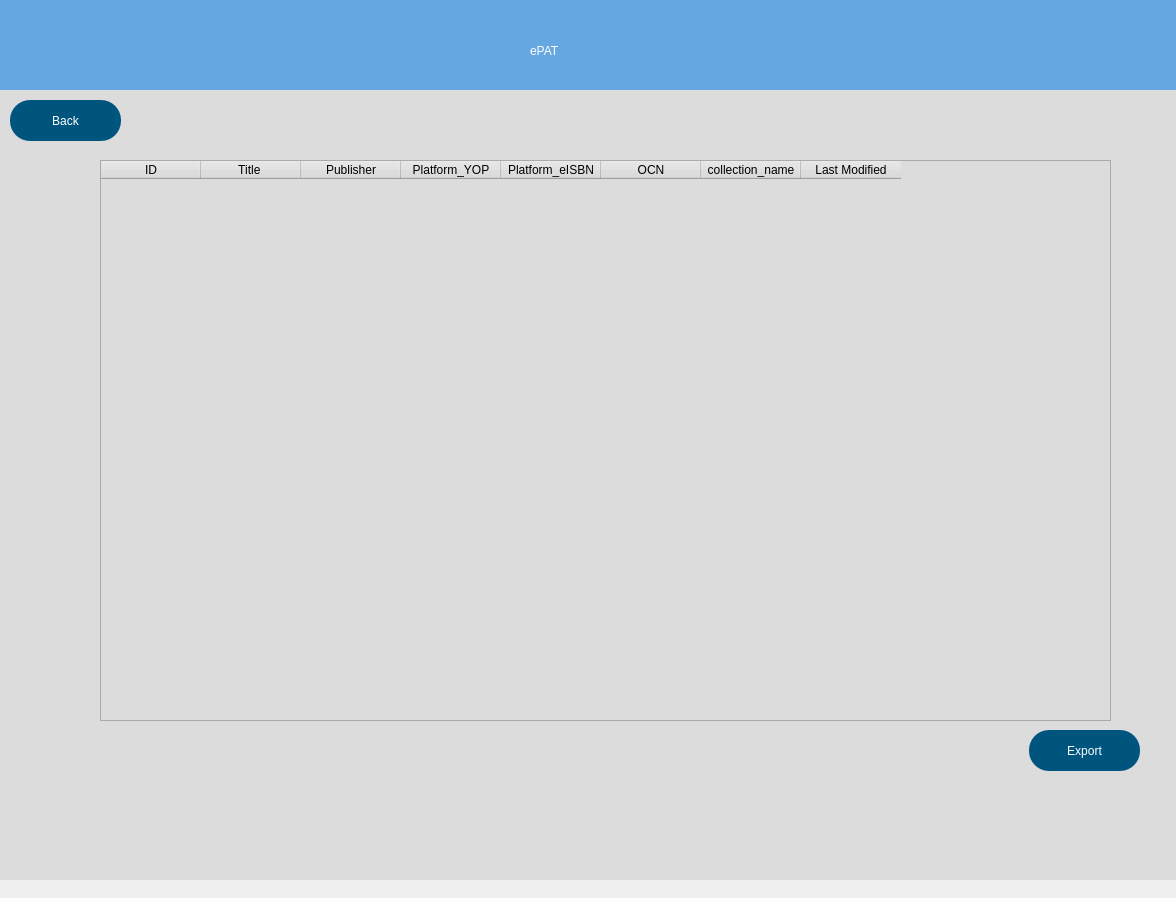
Before: the Qt Designer form src/user_interface/searchDisplay.ui in eppenney/eBook-Perpetual-Access-Rights-Tracker, drawn with Qt 5.
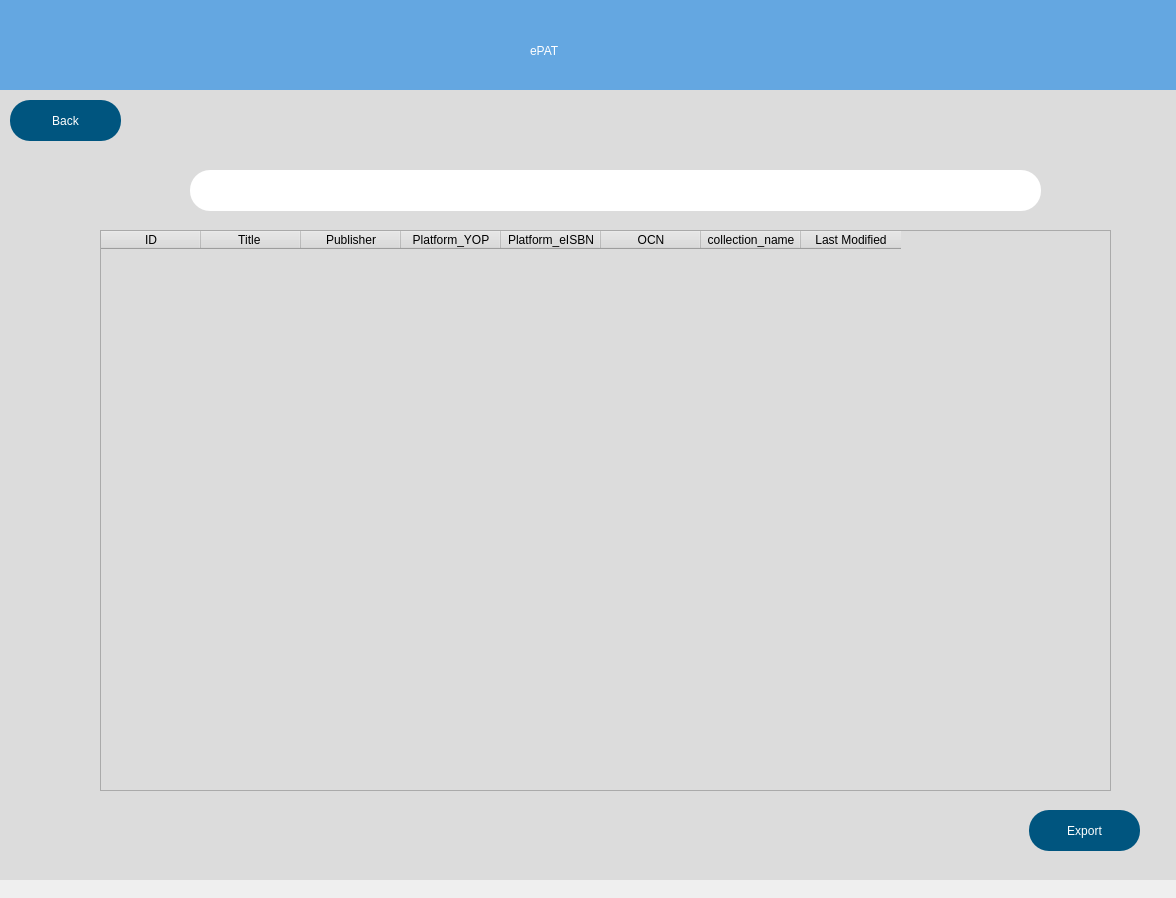
After: the same form once the commit is applied.

Commit message: Changes in the main files for the first time file opening and bar on the search display that when cell clicked should show the full length on bar above.

The edit to the form file:
```diff
--- a/src/user_interface/searchDisplay.ui
+++ b/src/user_interface/searchDisplay.ui
@@ -79,7 +79,7 @@
     <property name="geometry">
      <rect>
       <x>120</x>
-      <y>180</y>
+      <y>250</y>
       <width>1011</width>
       <height>561</height>
      </rect>
@@ -129,7 +129,7 @@
     <property name="geometry">
      <rect>
           <x>1049</x>
-          <y>750</y>
+      <y>830</y>
           <width>111</width>
           <height>41</height>
      </rect>
@@ -144,6 +144,25 @@
           <string>Export</string>
      </property>
   </widget>
+   <widget class="QLabel" name="cellName">
+    <property name="geometry">
+     <rect>
+      <x>210</x>
+      <y>190</y>
+      <width>851</width>
+      <height>41</height>
+     </rect>
+    </property>
+    <property name="styleSheet">
+     <string notr="true">background-color: rgb(255, 255, 255);
+border-radius:20px;
+
+</string>
+    </property>
+    <property name="text">
+     <string/>
+    </property>
+   </widget>
   </widget>
  </widget>
  <resources/>
```
Lines whose indentation alone changed are shown as unchanged. The commit also changes 5 other files.
